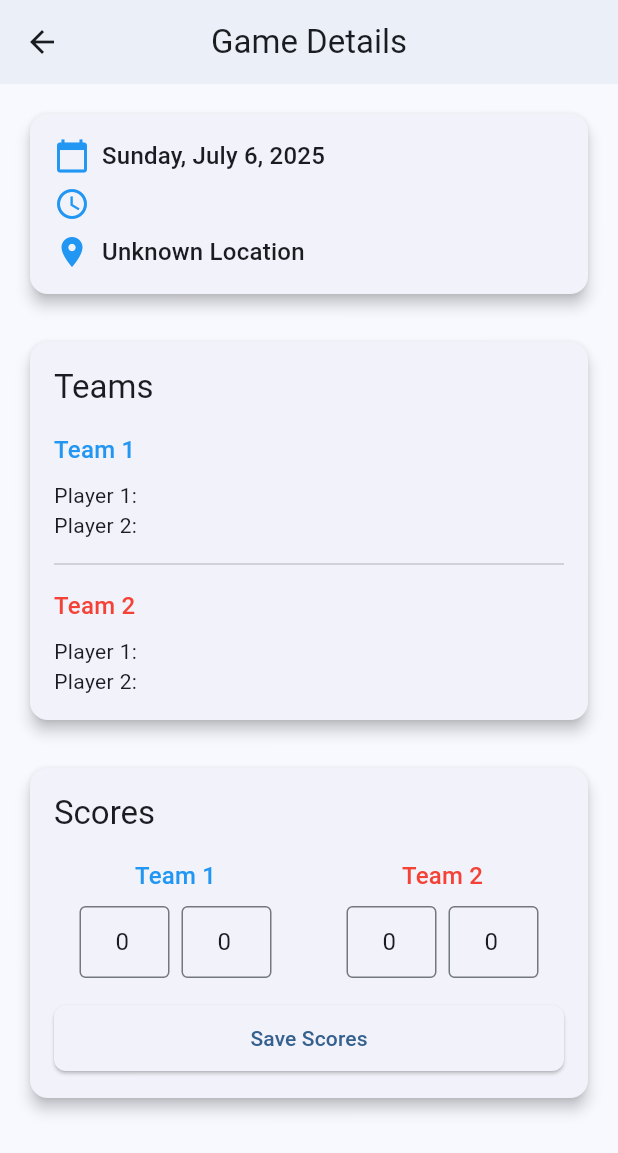
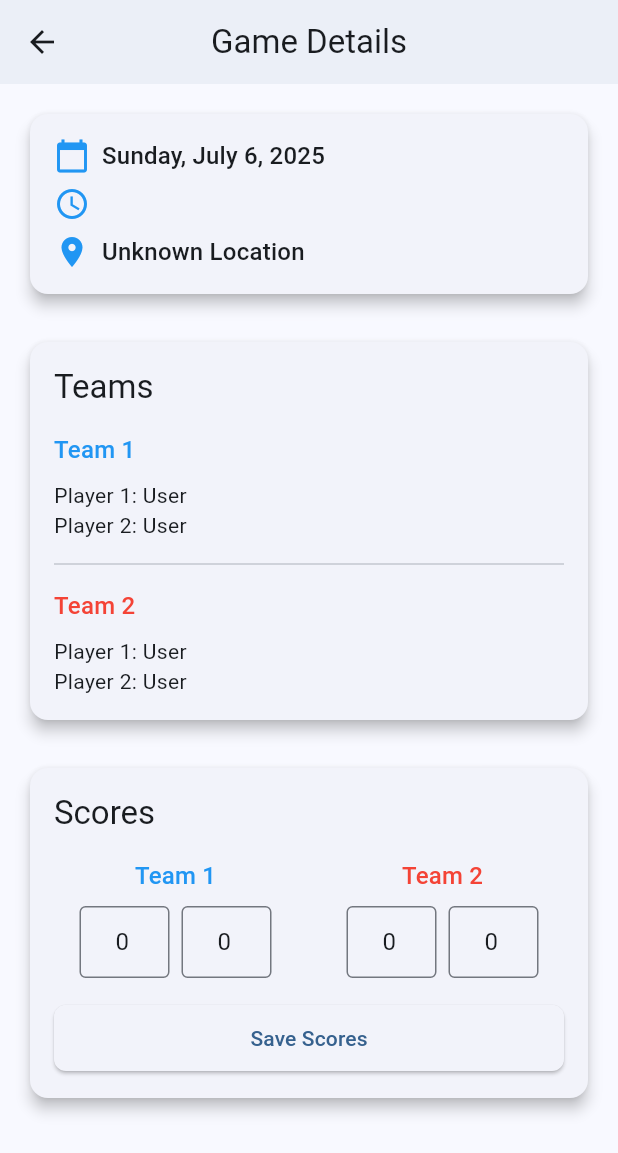
Before and after one commit to RurikV/picklematch, a Flutter app: the GameDetailScreen screen opened directly with empty values, on a phone screen of 412 x 824 dp. Shown: the top 1153 px of the screen. Run offline on Flutter 3.47's test engine with Material 3 defaults, Android fonts, the phone set to English and light mode, and no system bars; our stand-ins replace cloud_firestore, equatable, firebase_auth, firebase_core, flutter_bloc, flutter_dotenv and 2 more; accounts and stored records are empty; network calls fail.

Commit message:
Enhance player name fallback logic to handle emails, UIDs, and provide user-friendly display names.

```diff
--- a/lib/screens/game_detail_screen.dart
+++ b/lib/screens/game_detail_screen.dart
@@ -180,8 +180,22 @@ class _GameDetailScreenState extends State<GameDetailScreen> with SingleTickerPr
       return player.getDisplayName();
     }
 
-    // Fallback to email-based name if player not found in repository
-    return playerId.split('@').first;
+    // Enhanced fallback logic to ensure names are always displayed
+    // Check if playerId looks like an email (contains @)
+    if (playerId.contains('@')) {
+      // Extract name from email
+      return playerId.split('@').first;
+    }
+
+    // If playerId doesn't look like an email, it might be a UID
+    // Try to find a more user-friendly display
+    // For UIDs, we'll show a shortened version with "User" prefix
+    if (playerId.length > 10) {
+      return 'User ${playerId.substring(0, 8)}';
+    }
+
+    // Last resort: return the playerId as-is but with "User" prefix
+    return 'User $playerId';
   }
 
   void _removePlayer(String team, String playerPosition) {
--- a/lib/widgets/game_list.dart
+++ b/lib/widgets/game_list.dart
@@ -74,8 +74,22 @@ class _GameListState extends State<GameList> {
       return player.getDisplayName();
     }
 
-    // Fallback to email-based name if player not found in repository
-    return playerId.split('@').first;
+    // Enhanced fallback logic to ensure names are always displayed
+    // Check if playerId looks like an email (contains @)
+    if (playerId.contains('@')) {
+      // Extract name from email
+      return playerId.split('@').first;
+    }
+
+    // If playerId doesn't look like an email, it might be a UID
+    // Try to find a more user-friendly display
+    // For UIDs, we'll show a shortened version with "User" prefix
+    if (playerId.length > 10) {
+      return 'User ${playerId.substring(0, 8)}';
+    }
+
+    // Last resort: return the playerId as-is but with "User" prefix
+    return 'User $playerId';
   }
 
   String _getTeamNames(Team team) {
```
